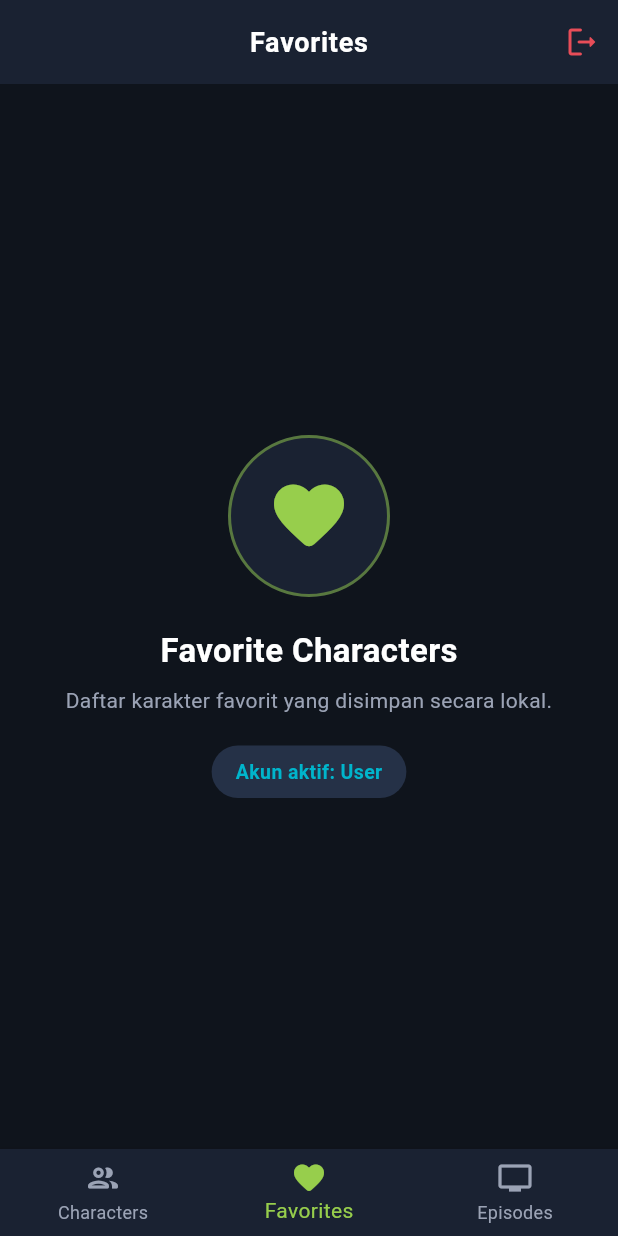
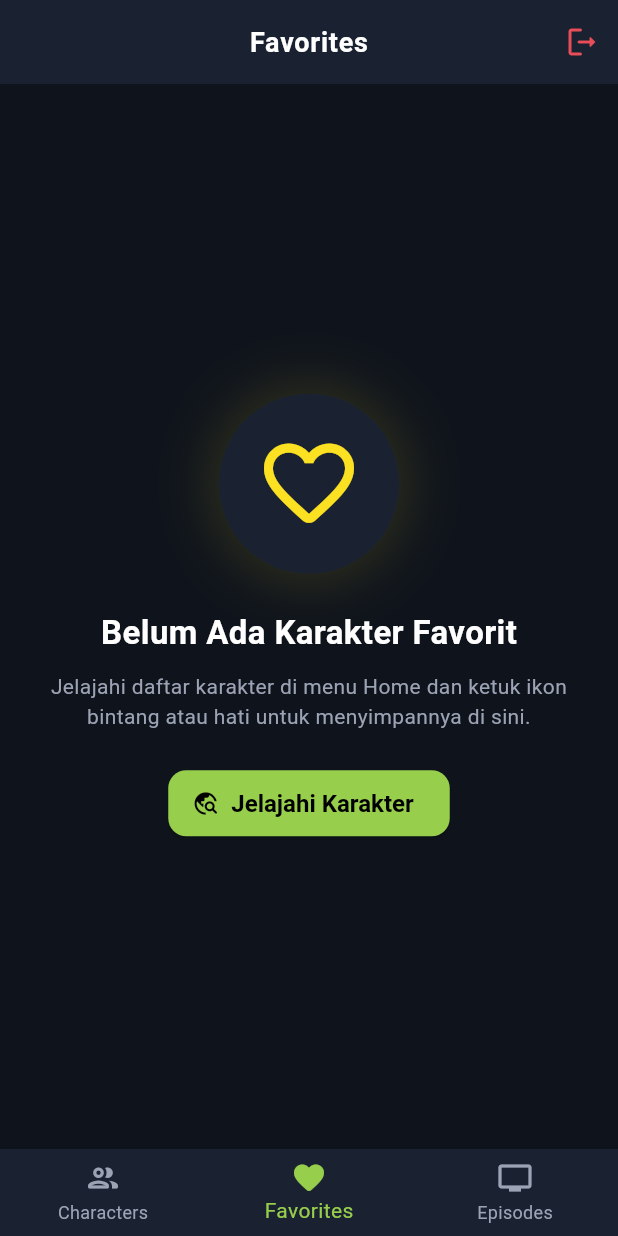
Before and after one commit to Ade-Nugraha48/124240190_Latres, a Flutter app: the MainNavigationScreen screen opened directly, item 2 of the bottom bar chosen, on a phone screen of 412 x 824 dp. Run offline on Flutter 3.47's test engine with Material 3 defaults, Android fonts, the phone set to English and light mode, and no system bars; our stand-ins replace shared_preferences, sqflite; accounts and stored records are empty; network calls fail.

Commit message:
feat(favorite): implement persistent favorites with swipe to delete

```diff
--- /dev/null
+++ b/lib/screens/favorite_screen.dart
@@ -0,0 +1,230 @@
+import 'package:flutter/material.dart';
+import 'package:provider/provider.dart';
+import '../models/character_model.dart';
+import '../providers/favorites_provider.dart';
+import '../utils/app_theme.dart';
+import '../widgets/character_card.dart';
+import 'detail_screen.dart';
+
+class FavoriteScreen extends StatelessWidget {
+  final VoidCallback? onExploreTap;
+
+  const FavoriteScreen({
+    super.key,
+    this.onExploreTap,
+  });
+
+  @override
+  Widget build(BuildContext context) {
+    final favoritesProvider = context.watch<FavoritesProvider>();
+    final favorites = favoritesProvider.favorites;
+
+    if (favoritesProvider.isLoading) {
+      return const Center(
+        child: Column(
+          mainAxisAlignment: MainAxisAlignment.center,
+          children: [
+            CircularProgressIndicator(
+              color: AppTheme.portalGreen,
+              strokeWidth: 3,
+            ),
+            SizedBox(height: 16),
+            Text(
+              'Memuat karakter favorit...',
+              style: TextStyle(color: AppTheme.textMuted, fontSize: 14),
+            ),
+          ],
+        ),
+      );
+    }
+
+    if (favorites.isEmpty) {
+      return _buildEmptyState(context);
+    }
+
+    return Column(
+      crossAxisAlignment: CrossAxisAlignment.start,
+      children: [
+        // Header info count
+        Padding(
+          padding: const EdgeInsets.fromLTRB(18, 16, 18, 8),
+          child: Row(
+            mainAxisAlignment: MainAxisAlignment.spaceBetween,
+            children: [
+              Text(
+                'Tersimpan (${favorites.length})',
+                style: const TextStyle(
+                  fontSize: 16,
+                  fontWeight: FontWeight.bold,
+                  color: Colors.white,
+                ),
+              ),
+              const Row(
+                children: [
+                  Icon(
+                    Icons.swipe_left_rounded,
+                    size: 16,
+                    color: AppTheme.textMuted,
+                  ),
+                  SizedBox(width: 4),
+                  Text(
+                    'Geser untuk menghapus',
+                    style: TextStyle(fontSize: 12, color: AppTheme.textMuted),
+                  ),
+                ],
+              ),
+            ],
+          ),
+        ),
+
+        // List with Dismissible swipe to delete
+        Expanded(
+          child: ListView.builder(
+            padding: const EdgeInsets.only(top: 4, bottom: 20),
+            itemCount: favorites.length,
+            itemBuilder: (context, index) {
+              final character = favorites[index];
+              return Dismissible(
+                key: Key('favorite_character_${character.id}'),
+                direction: DismissDirection.endToStart,
+                background: _buildDismissBackground(),
+                onDismissed: (direction) =>
+                    _handleDismiss(context, character, favoritesProvider),
+                child: CharacterCard(
+                  character: character,
+                  onTap: () {
+                    Navigator.push(
+                      context,
+                      MaterialPageRoute(
+                        builder: (_) => DetailScreen(
+                          characterId: character.id,
+                          initialCharacter: character,
+                        ),
+                      ),
+                    );
+                  },
+                ),
+              );
+            },
+          ),
+        ),
+      ],
+    );
+  }
+
+  Widget _buildDismissBackground() {
+    return Container(
+      margin: const EdgeInsets.symmetric(horizontal: 16, vertical: 8),
+      padding: const EdgeInsets.symmetric(horizontal: 20),
+      decoration: BoxDecoration(
+        color: AppTheme.deadRed,
+        borderRadius: BorderRadius.circular(16),
+      ),
+      alignment: Alignment.centerRight,
+      child: const Row(
+        mainAxisAlignment: MainAxisAlignment.end,
+        children: [
+          Text(
+            'Hapus dari Favorit',
+            style: TextStyle(
+              color: Colors.white,
+              fontWeight: FontWeight.bold,
+              fontSize: 14,
+            ),
+          ),
+          SizedBox(width: 8),
+          Icon(Icons.delete_forever_rounded, color: Colors.white, size: 28),
+        ],
+      ),
+    );
+  }
+
+  void _handleDismiss(
+    BuildContext context,
+    CharacterModel character,
+    FavoritesProvider provider,
+  ) {
+    provider.removeFavorite(character.id);
+
+    ScaffoldMessenger.of(context).hideCurrentSnackBar();
+    ScaffoldMessenger.of(context).showSnackBar(
+      SnackBar(
+        content: Text('${character.name} dihapus dari favorit.'),
+        backgroundColor: AppTheme.cardBackground,
+        behavior: SnackBarBehavior.floating,
+        duration: const Duration(seconds: 3),
+        action: SnackBarAction(
+          label: 'BATAL',
+          textColor: AppTheme.portalGreen,
+          onPressed: () {
+            provider.addFavorite(character);
+          },
+        ),
+      ),
+    );
+  }
+
+  Widget _buildEmptyState(BuildContext context) {
+    return Center(
+      child: SingleChildScrollView(
+        padding: const EdgeInsets.all(28.0),
+        child: Column(
+          mainAxisAlignment: MainAxisAlignment.center,
+          children: [
+            Container(
+              padding: const EdgeInsets.all(24),
+              decoration: BoxDecoration(
+                shape: BoxShape.circle,
+                color: AppTheme.cardBackground,
+                boxShadow: [
+                  BoxShadow(
+                    color: AppTheme.accentYellow.withValues(alpha: 0.15),
+                    blurRadius: 32,
+                    spreadRadius: 4,
+                  ),
+                ],
+              ),
+              child: const Icon(
+                Icons.favorite_border_rounded,
+                size: 72,
+                color: AppTheme.accentYellow,
+              ),
+            ),
+            const SizedBox(height: 24),
+            const Text(
+              'Belum Ada Karakter Favorit',
+              style: TextStyle(
+                fontSize: 22,
+                fontWeight: FontWeight.bold,
+                color: Colors.white,
+              ),
+            ),
+            const SizedBox(height: 10),
+            const Text(
+              'Jelajahi daftar karakter di menu Home dan ketuk ikon bintang atau hati untuk menyimpannya di sini.',
+              textAlign: TextAlign.center,
+              style: TextStyle(
+                fontSize: 14,
+                color: AppTheme.textMuted,
+                height: 1.4,
+              ),
+            ),
+            if (onExploreTap != null) ...[
+              const SizedBox(height: 24),
+              ElevatedButton.icon(
+                style: ElevatedButton.styleFrom(
+                  backgroundColor: AppTheme.portalGreen,
+                  foregroundColor: Colors.black,
+                  minimumSize: const Size(180, 44),
+                ),
+                icon: const Icon(Icons.travel_explore_rounded),
+                label: const Text('Jelajahi Karakter'),
+                onPressed: onExploreTap,
+              ),
+            ],
+          ],
+        ),
+      ),
+    );
+  }
+}
--- a/lib/screens/main_navigation_screen.dart
+++ b/lib/screens/main_navigation_screen.dart
@@ -2,6 +2,7 @@ import 'package:flutter/material.dart';
 import 'package:provider/provider.dart';
 import '../providers/auth_provider.dart';
 import '../utils/app_theme.dart';
+import 'favorite_screen.dart';
 import 'home_screen.dart';
 import 'login_screen.dart';
 
@@ -67,11 +68,12 @@ class _MainNavigationScreenState extends State<MainNavigationScreen> {
 
     final pages = [
       const HomeScreen(),
-      _buildPlaceholderTab(
-        icon: Icons.favorite_rounded,
-        title: 'Favorite Characters',
-        description: 'Daftar karakter favorit yang disimpan secara lokal.',
-        currentUser: currentUser,
+      FavoriteScreen(
+        onExploreTap: () {
+          setState(() {
+            _currentIndex = 0;
+          });
+        },
       ),
       _buildPlaceholderTab(
         icon: Icons.tv_rounded,
```
Also changed, not shown: lib/providers/favorites_provider.dart (+8 -0 lines), 2 other files.
